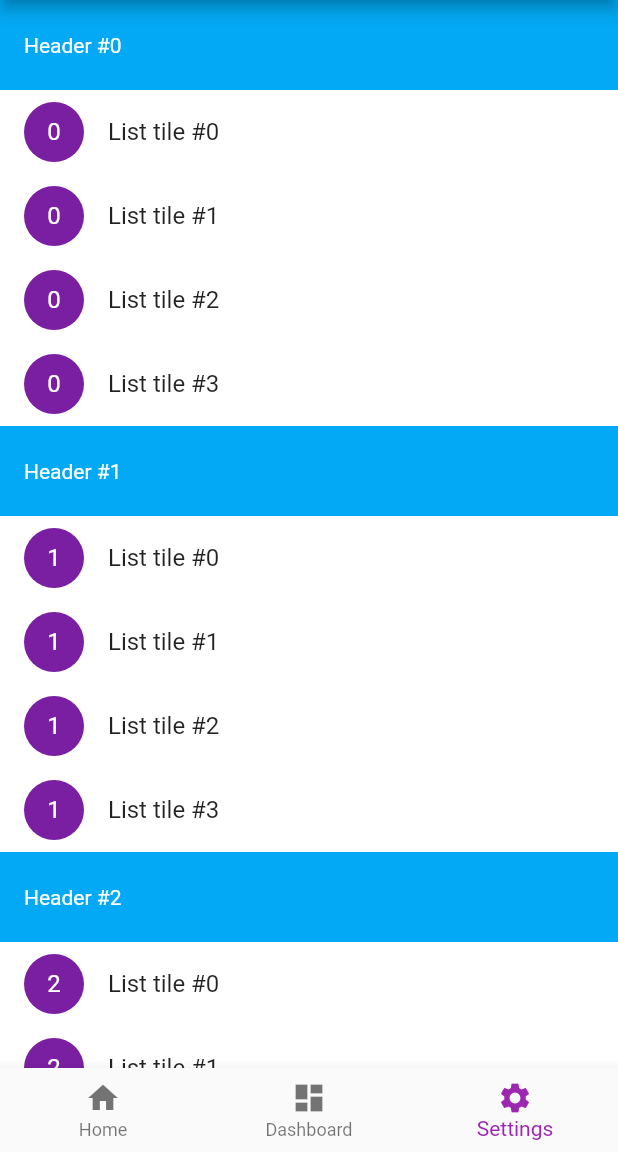
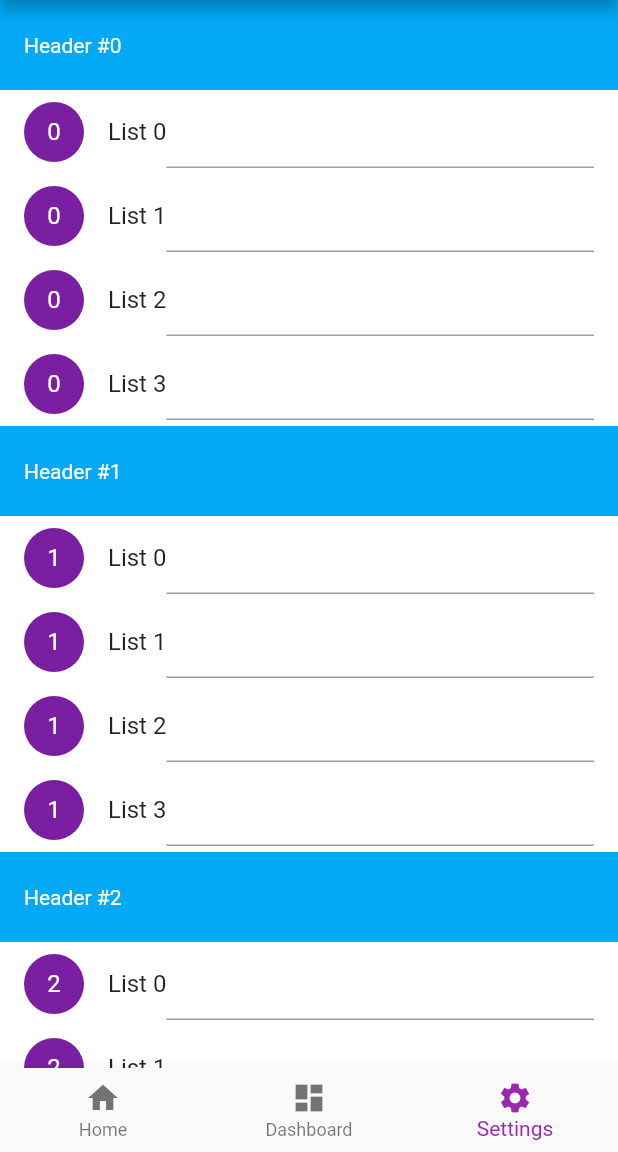
Before and after one commit to hvpulok/flutter_poc, a Flutter app: the HomeTabs screen opened directly, swiped to page 3, on a phone screen of 412 x 824 dp, the part 84-1236 px from its top. Run offline on Flutter 3.47's test engine with Material 2 defaults, Android fonts, the phone set to English and light mode, and no system bars; our stand-ins replace camera, flutter_sticky_header, font_awesome_flutter; project files that could hold a hidden picture were left out.

Commit message:
Add sticky header demo

```diff
--- a/lib/home-page/tabs/settings-tab/sticky-header-demo.dart
+++ b/lib/home-page/tabs/settings-tab/sticky-header-demo.dart
@@ -31,7 +31,16 @@ class StickyHeaderDemo extends StatelessWidget {
                   leading: new CircleAvatar(
                     child: new Text('$sliverIndex'),
                   ),
-                  title: new Text('List tile #$i'),
+                  title: Container(
+                    child: Row(
+                      children: <Widget>[
+                        new Text('List $i'),
+                        Expanded(
+                          child: new TextField(),
+                        )
+                      ],
+                    ),
+                  ),
                 ),
             childCount: 4,
           ),
```
